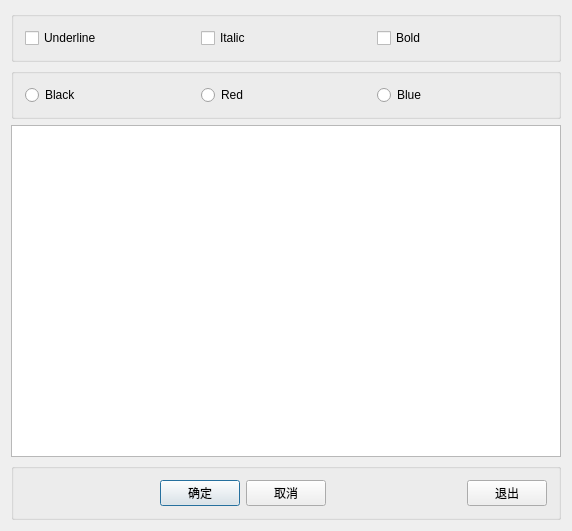
The window that chapter_02/sample2_2/qwdialog.ui (Oppus/QT) describes before a commit, drawn with Qt 5.
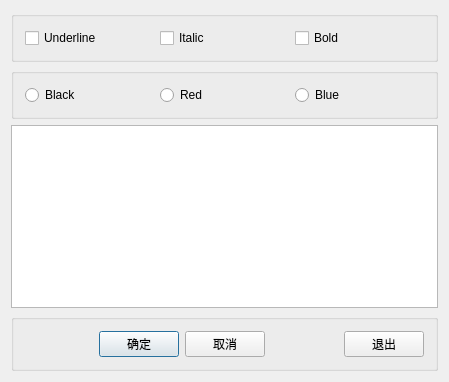
The same window after the commit.

```diff
--- a/chapter_02/sample2_2/qwdialog.ui
+++ b/chapter_02/sample2_2/qwdialog.ui
@@ -6,8 +6,8 @@
    <rect>
     <x>0</x>
     <y>0</y>
-    <width>572</width>
-    <height>531</height>
+    <width>449</width>
+    <height>382</height>
    </rect>
   </property>
   <property name="windowTitle">
```
